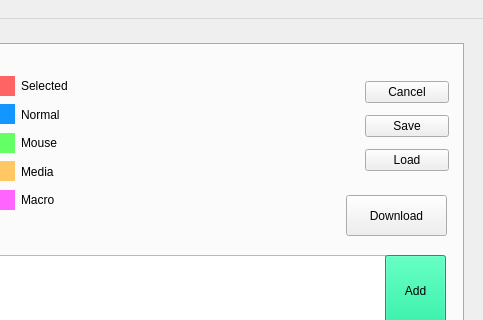
The window that KeyBoardSetter/KeyboardSetter/mainwindow.ui (TabbycatPie/CustomKeyboard) describes before a commit, drawn with Qt 5; both pictures show x 517 to 1000 and y 0 to 320 of the 1000 by 683 pixel window.
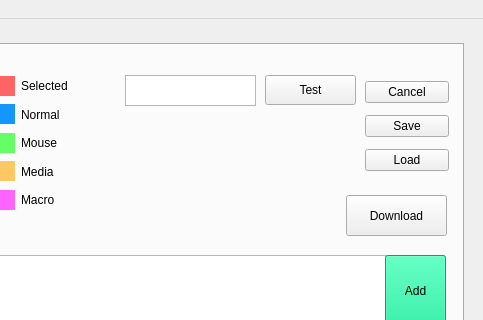
The same window after the commit.

Patch:
```diff
--- a/KeyBoardSetter/KeyboardSetter/mainwindow.ui
+++ b/KeyBoardSetter/KeyboardSetter/mainwindow.ui
@@ -495,6 +495,29 @@
        </item>
       </layout>
      </widget>
+     <widget class="QPushButton" name="btn_test_read">
+      <property name="geometry">
+       <rect>
+        <x>780</x>
+        <y>30</y>
+        <width>91</width>
+        <height>30</height>
+       </rect>
+      </property>
+      <property name="text">
+       <string>Test</string>
+      </property>
+     </widget>
+     <widget class="QTextEdit" name="et_test">
+      <property name="geometry">
+       <rect>
+        <x>640</x>
+        <y>30</y>
+        <width>131</width>
+        <height>31</height>
+       </rect>
+      </property>
+     </widget>
      <zorder>layoutWidget</zorder>
      <zorder>layoutWidget_7</zorder>
      <zorder>verticalLayoutWidget</zorder>
```
Left out of the diff: 2 changed lines with no effect on the pictures.
